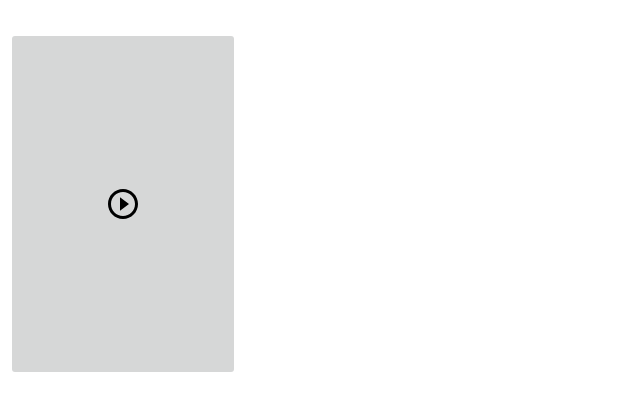
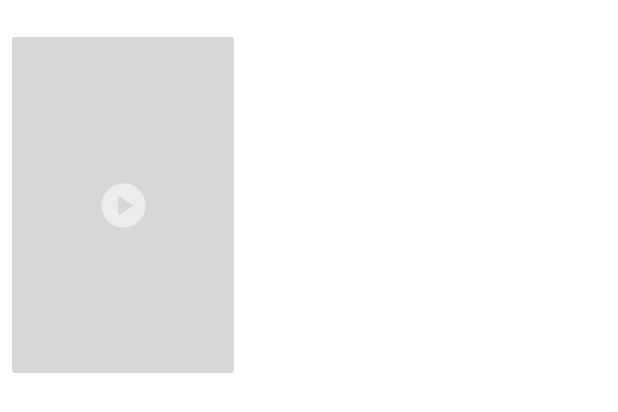
Before and after one commit to huongtran97/EMPlay, an Android app: the layout movie_information.xml on its own in the app's theme, with its tools: preview values and no code run, on a phone screen of 412 x 824 dp. Shown: the top 412 px of the screen. Run offline under Robolectric (Android 15) with nearby library versions, the light colour scheme and no system bars; Roboto replaces fonts that are not available here.

Commit message:
Added "play" icon.

```diff
--- /dev/null
+++ b/app/src/main/res/drawable/baseline_play_circle_24.xml
@@ -0,0 +1,5 @@
+<vector xmlns:android="http://schemas.android.com/apk/res/android" android:alpha="0.7" android:autoMirrored="true" android:height="35dp" android:tint="#F5F5F5" android:viewportHeight="24" android:viewportWidth="24" android:width="35dp">
+
+    <path android:fillColor="@android:color/white" android:pathData="M12,2C6.48,2 2,6.48 2,12s4.48,10 10,10s10,-4.48 10,-10S17.52,2 12,2zM9.5,16.5v-9l7,4.5L9.5,16.5z"/>
+
+</vector>
--- /dev/null
+++ b/app/src/main/res/drawable/ic_play.xml
@@ -0,0 +1,5 @@
+<vector xmlns:android="http://schemas.android.com/apk/res/android" android:autoMirrored="true" android:height="35dp" android:tint="#F5F5F5" android:viewportHeight="24" android:viewportWidth="24" android:width="35dp">
+
+    <path android:fillColor="@android:color/white" android:pathData="M12,2C6.48,2 2,6.48 2,12s4.48,10 10,10s10,-4.48 10,-10S17.52,2 12,2zM9.5,16.5v-9l7,4.5L9.5,16.5z"/>
+
+</vector>
--- a/app/src/main/res/layout/movie_information.xml
+++ b/app/src/main/res/layout/movie_information.xml
@@ -64,7 +64,19 @@
         app:layout_constraintBottom_toBottomOf="parent"
         app:layout_constraintStart_toStartOf="parent"
         app:layout_constraintTop_toTopOf="parent"
-        app:layout_constraintVertical_bias="0.031"
-        app:srcCompat="@drawable/play" />
+        app:layout_constraintVertical_bias="0.032" />
+
+    <ImageView
+        android:id="@+id/play_icon"
+        android:layout_width="wrap_content"
+        android:layout_height="wrap_content"
+        android:layout_gravity="center"
+        android:contentDescription="play_trailer"
+        android:src="@drawable/baseline_play_circle_24"
+        app:layout_constraintBottom_toBottomOf="@+id/imageButton2"
+        app:layout_constraintEnd_toEndOf="@+id/imageButton2"
+        app:layout_constraintStart_toStartOf="@+id/imageButton2"
+        app:layout_constraintTop_toTopOf="@+id/imageButton2" />
+
 
 </androidx.constraintlayout.widget.ConstraintLayout>
```
